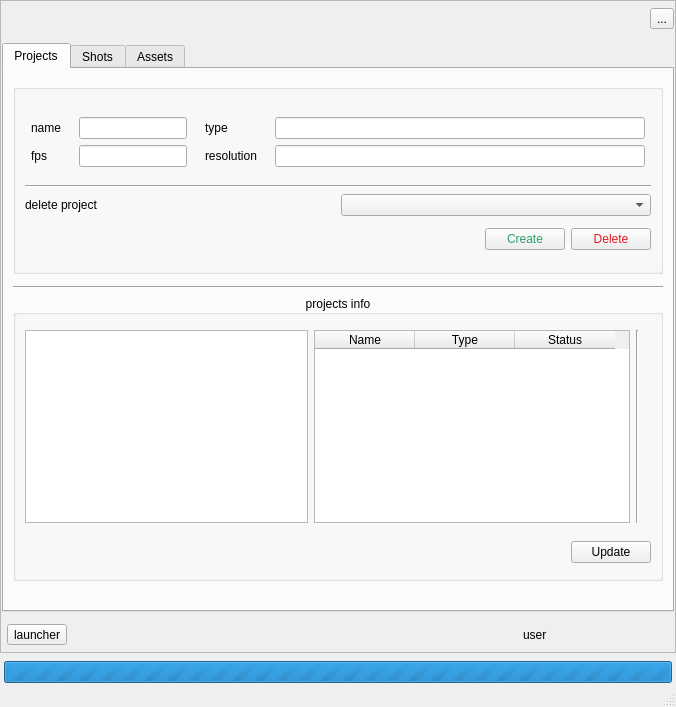
First picture: the form in ui/uix/manager.ui, repository ronnyascencio/ateru, before the edit.
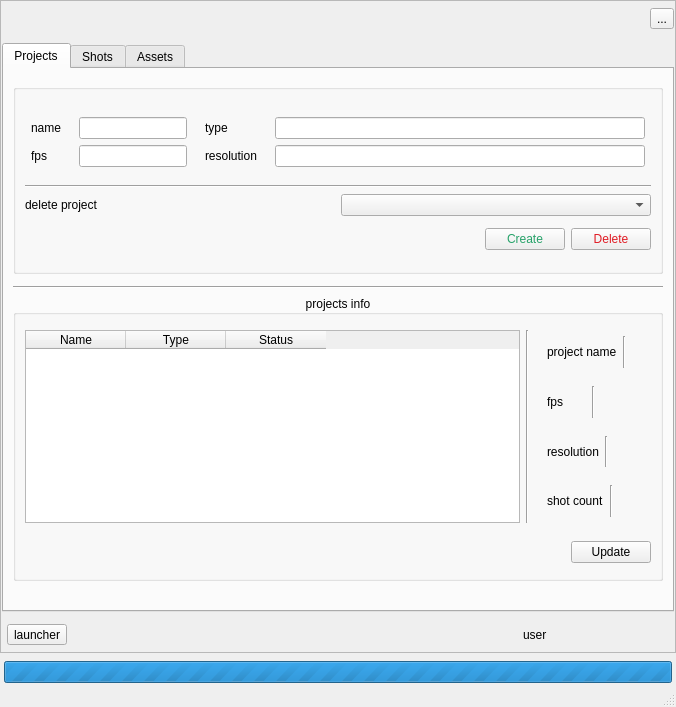
Second picture: the form after the edit. The open tabs and pages were chosen to show the change. Icons and pictures are not drawn.

Commit message: feat(ui): ui updated manager, launcher

```diff
--- a/ui/uix/manager.ui
+++ b/ui/uix/manager.ui
@@ -384,9 +384,6 @@
                       <property name="bottomMargin">
                        <number>6</number>
                       </property>
-                      <item>
-                       <widget class="QTableView" name="project_tableView"/>
-                      </item>
                       <item>
                        <widget class="QTableWidget" name="projects_tableWidget">
                         <property name="sizePolicy">
@@ -429,13 +426,167 @@
                        </widget>
                       </item>
                       <item>
-                       <layout class="QHBoxLayout" name="horizontalLayout_5">
+                       <layout class="QVBoxLayout" name="verticalLayout_22">
                         <property name="leftMargin">
                          <number>6</number>
                         </property>
                         <property name="rightMargin">
                          <number>6</number>
                         </property>
+                        <item>
+                         <layout class="QHBoxLayout" name="horizontalLayout_2">
+                          <property name="leftMargin">
+                           <number>6</number>
+                          </property>
+                          <property name="topMargin">
+                           <number>6</number>
+                          </property>
+                          <property name="rightMargin">
+                           <number>6</number>
+                          </property>
+                          <property name="bottomMargin">
+                           <number>6</number>
+                          </property>
+                          <item>
+                           <widget class="QLabel" name="label_15">
+                            <property name="text">
+                             <string>project name</string>
+                            </property>
+                           </widget>
+                          </item>
+                          <item>
+                           <widget class="Line" name="line_4">
+                            <property name="orientation">
+                             <enum>Qt::Orientation::Vertical</enum>
+                            </property>
+                           </widget>
+                          </item>
+                          <item>
+                           <widget class="QLabel" name="project_info_name_label">
+                            <property name="sizePolicy">
+                             <sizepolicy hsizetype="Preferred" vsizetype="Preferred">
+                              <horstretch>0</horstretch>
+                              <verstretch>0</verstretch>
+                             </sizepolicy>
+                            </property>
+                            <property name="text">
+                             <string/>
+                            </property>
+                           </widget>
+                          </item>
+                         </layout>
+                        </item>
+                        <item>
+                         <layout class="QHBoxLayout" name="horizontalLayout_5">
+                          <property name="leftMargin">
+                           <number>6</number>
+                          </property>
+                          <property name="topMargin">
+                           <number>6</number>
+                          </property>
+                          <property name="rightMargin">
+                           <number>6</number>
+                          </property>
+                          <property name="bottomMargin">
+                           <number>6</number>
+                          </property>
+                          <item>
+                           <widget class="QLabel" name="label_16">
+                            <property name="text">
+                             <string>fps</string>
+                            </property>
+                           </widget>
+                          </item>
+                          <item>
+                           <widget class="Line" name="line_9">
+                            <property name="orientation">
+                             <enum>Qt::Orientation::Vertical</enum>
+                            </property>
+                           </widget>
+                          </item>
+                          <item>
+                           <widget class="QLabel" name="fps_project_info_label">
+                            <property name="text">
+                             <string/>
+                            </property>
+                           </widget>
+                          </item>
+                         </layout>
+                        </item>
+                        <item>
+                         <layout class="QHBoxLayout" name="horizontalLayout_21">
+                          <property name="leftMargin">
+                           <number>6</number>
+                          </property>
+                          <property name="topMargin">
+                           <number>6</number>
+                          </property>
+                          <property name="rightMargin">
+                           <number>6</number>
+                          </property>
+                          <property name="bottomMargin">
+                           <number>6</number>
+                          </property>
+                          <item>
+                           <widget class="QLabel" name="label_17">
+                            <property name="text">
+                             <string>resolution</string>
+                            </property>
+                           </widget>
+                          </item>
+                          <item>
+                           <widget class="Line" name="line_10">
+                            <property name="orientation">
+                             <enum>Qt::Orientation::Vertical</enum>
+                            </property>
+                           </widget>
+                          </item>
+                          <item>
+                           <widget class="QLabel" name="resolution_project_info_label">
+                            <property name="text">
+                             <string/>
+                            </property>
+                           </widget>
+                          </item>
+                         </layout>
+                        </item>
+                        <item>
+                         <layout class="QHBoxLayout" name="horizontalLayout_20">
+                          <property name="leftMargin">
+                           <number>6</number>
+                          </property>
+                          <property name="topMargin">
+                           <number>6</number>
+                          </property>
+                          <property name="rightMargin">
+                           <number>6</number>
+                          </property>
+                          <property name="bottomMargin">
+                           <number>6</number>
+                          </property>
+                          <item>
+                           <widget class="QLabel" name="label_18">
+                            <property name="text">
+                             <string>shot count</string>
+                            </property>
+                           </widget>
+                          </item>
+                          <item>
+                           <widget class="Line" name="line_11">
+                            <property name="orientation">
+                             <enum>Qt::Orientation::Vertical</enum>
+                            </property>
+                           </widget>
+                          </item>
+                          <item>
+                           <widget class="QLabel" name="shot_project_count_info_label">
+                            <property name="text">
+                             <string/>
+                            </property>
+                           </widget>
+                          </item>
+                         </layout>
+                        </item>
                        </layout>
                       </item>
                      </layout>
```
Left out of the diff: 60 changed lines with no effect on the pictures. The commit also changes 1 other file.
